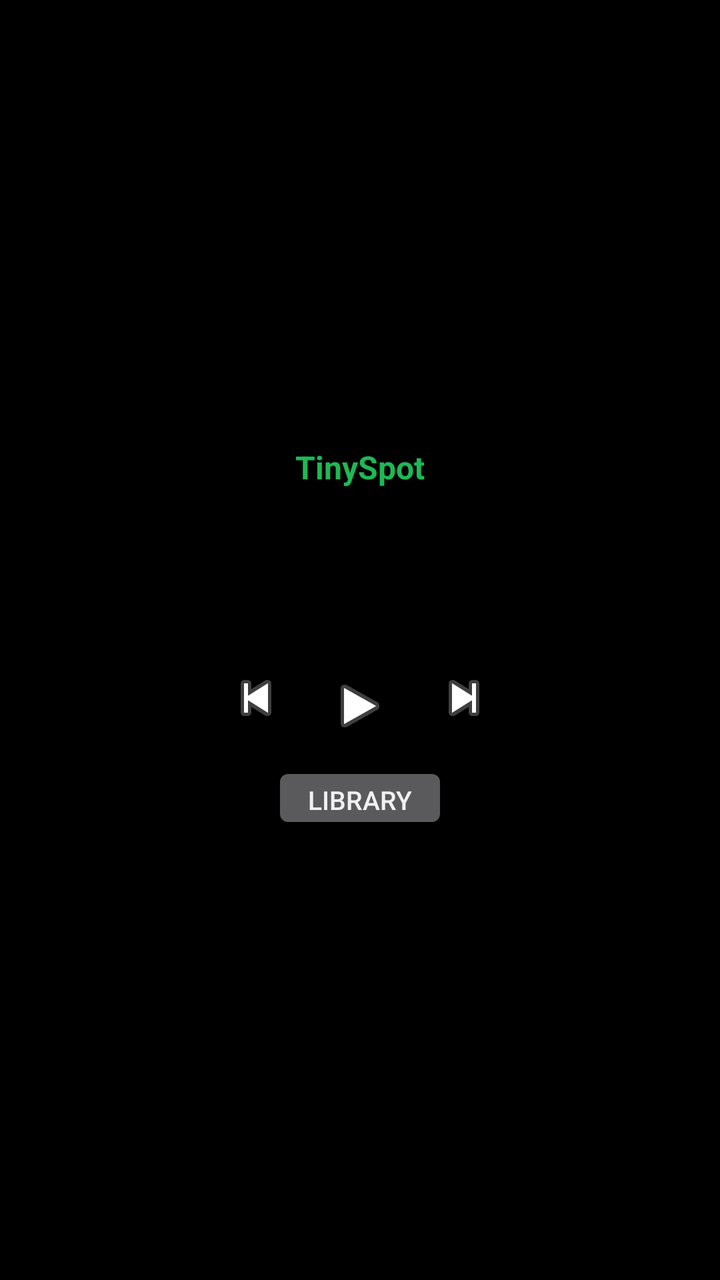
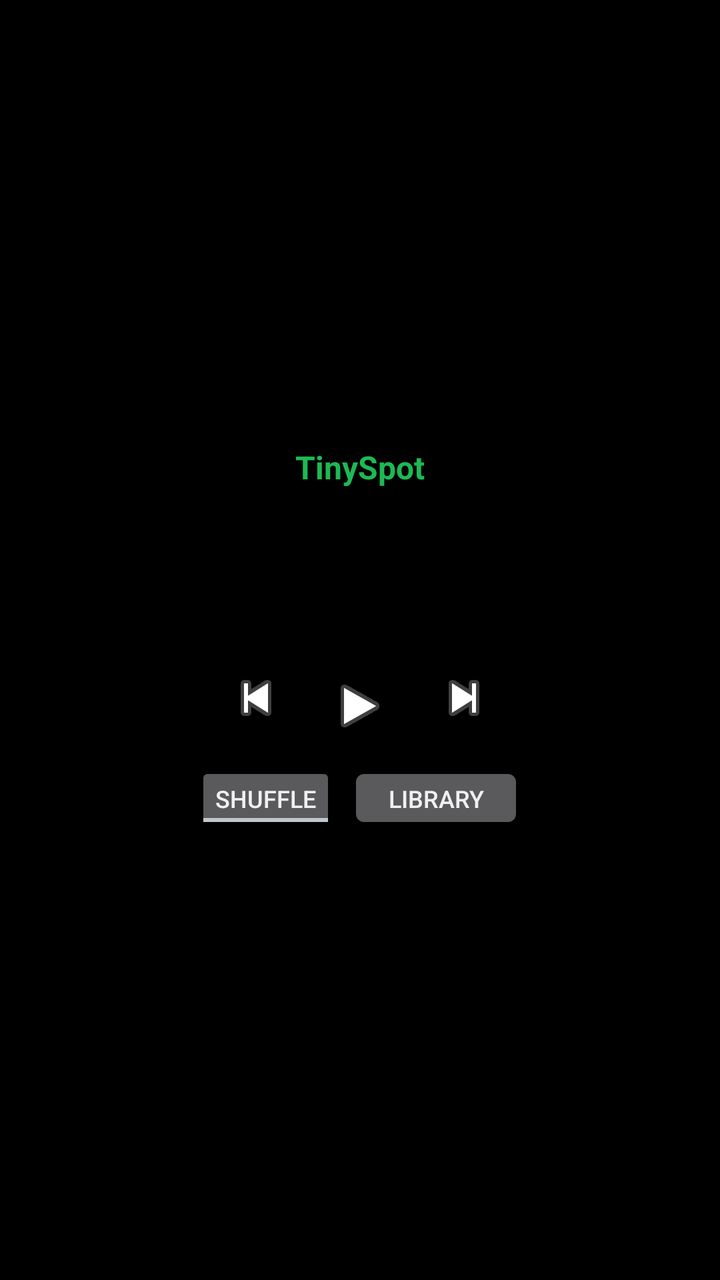

An Android layout rendered at two revisions. The XML below is the earlier revision; the diff shows what the commit changed to produce the second picture.
<!-- AndroidManifest.xml: application theme android:Theme.DeviceDefault -->
<!-- res/layout/activity_main.xml -->
<?xml version="1.0" encoding="utf-8"?>
<LinearLayout xmlns:android="http://schemas.android.com/apk/res/android"
    android:layout_width="match_parent"
    android:layout_height="match_parent"
    android:background="#000000"
    android:gravity="center"
    android:orientation="vertical"
    android:padding="28dp">

    <TextView
        android:layout_width="wrap_content"
        android:layout_height="wrap_content"
        android:text="TinySpot"
        android:textColor="#1DB954"
        android:textSize="16sp"
        android:textStyle="bold" />

    <TextView
        android:id="@+id/spotify"
        android:layout_width="wrap_content"
        android:layout_height="wrap_content"
        android:gravity="center"
        android:textColor="#FFFFFF"
        android:textSize="13sp" />

    <TextView
        android:id="@+id/player"
        android:layout_width="wrap_content"
        android:layout_height="wrap_content"
        android:textColor="#AAAAAA"
        android:textSize="13sp" />

    <TextView
        android:id="@+id/track"
        android:layout_width="match_parent"
        android:layout_height="wrap_content"
        android:layout_marginTop="4dp"
        android:ellipsize="end"
        android:gravity="center"
        android:maxLines="2"
        android:textColor="#FFFFFF"
        android:textSize="14sp" />

    <TextView
        android:id="@+id/position"
        android:layout_width="wrap_content"
        android:layout_height="wrap_content"
        android:textColor="#AAAAAA"
        android:textSize="12sp" />

    <LinearLayout
        android:layout_width="wrap_content"
        android:layout_height="wrap_content"
        android:layout_marginTop="6dp"
        android:orientation="horizontal">

        <ImageButton
            android:id="@+id/prev"
            android:layout_width="48dp"
            android:layout_height="48dp"
            android:background="@null"
            android:contentDescription="Previous"
            android:src="@android:drawable/ic_media_previous" />

        <ImageButton
            android:id="@+id/play_pause"
            android:layout_width="56dp"
            android:layout_height="56dp"
            android:background="@null"
            android:contentDescription="Play/Pause"
            android:src="@android:drawable/ic_media_play" />

        <ImageButton
            android:id="@+id/next"
            android:layout_width="48dp"
            android:layout_height="48dp"
            android:background="@null"
            android:contentDescription="Next"
            android:src="@android:drawable/ic_media_next" />
    </LinearLayout>

    <Button
        android:id="@+id/library"
        android:layout_width="wrap_content"
        android:layout_height="36dp"
        android:minHeight="0dp"
        android:text="Library"
        android:textSize="13sp" />
</LinearLayout>
<!-- resources referenced by this layout -->
<resources>

</resources>

<!-- the commit's change to res/layout/activity_main.xml (unified diff, before → after) -->
@@ -79,11 +79,31 @@
             android:src="@android:drawable/ic_media_next" />
     </LinearLayout>
 
-    <Button
-        android:id="@+id/library"
+    <LinearLayout
         android:layout_width="wrap_content"
-        android:layout_height="36dp"
-        android:minHeight="0dp"
-        android:text="Library"
-        android:textSize="13sp" />
+        android:layout_height="wrap_content"
+        android:gravity="center_vertical"
+        android:orientation="horizontal">
+
+        <ToggleButton
+            android:id="@+id/shuffle"
+            android:layout_width="wrap_content"
+            android:layout_height="36dp"
+            android:minHeight="0dp"
+            android:minWidth="0dp"
+            android:paddingLeft="10dp"
+            android:paddingRight="10dp"
+            android:textOff="Shuffle"
+            android:textOn="Shuffle"
+            android:textSize="12sp" />
+
+        <Button
+            android:id="@+id/library"
+            android:layout_width="wrap_content"
+            android:layout_height="36dp"
+            android:layout_marginLeft="6dp"
+            android:minHeight="0dp"
+            android:text="Library"
+            android:textSize="12sp" />
+    </LinearLayout>
 </LinearLayout>
